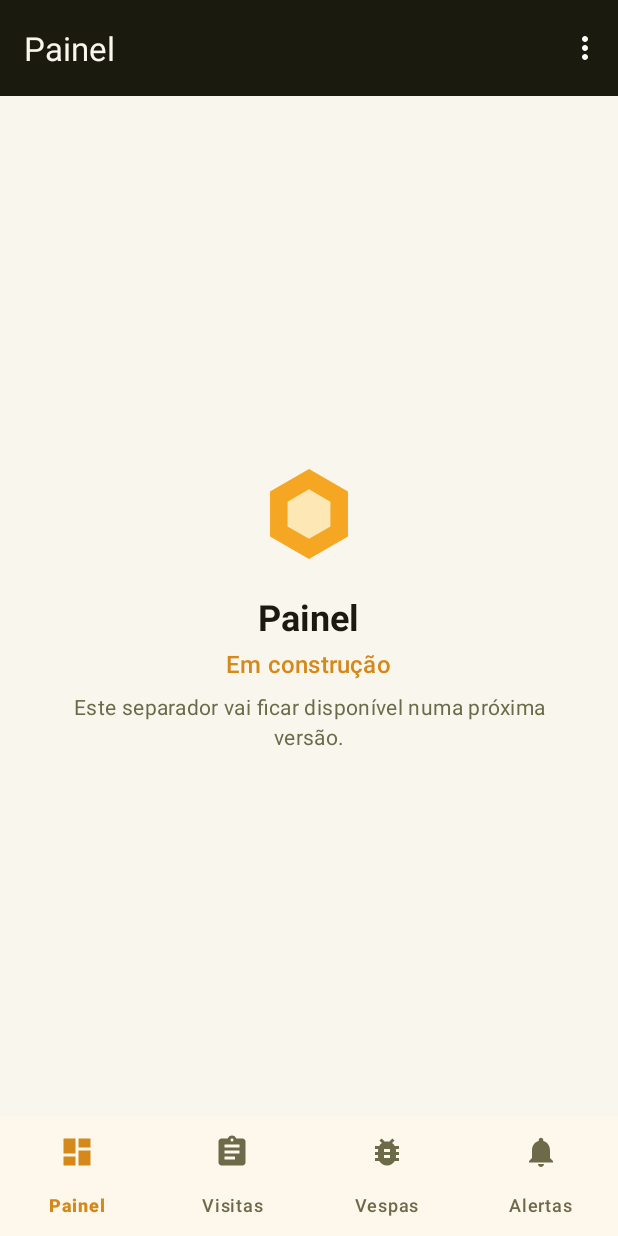
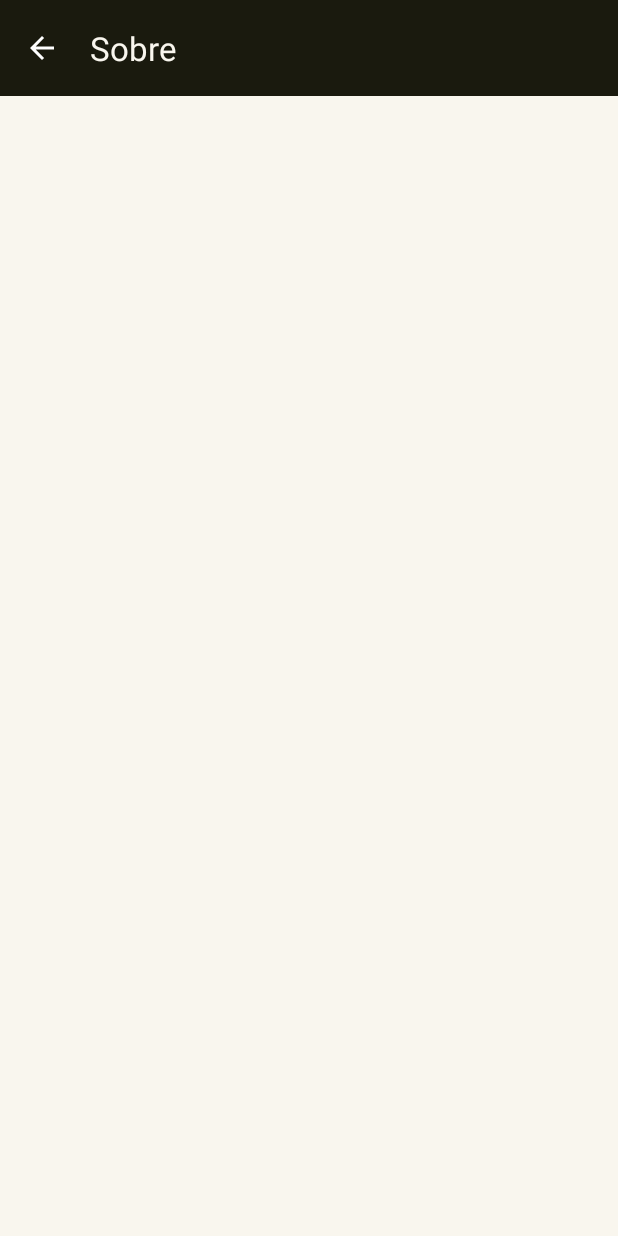
Before and after one commit to aluno27454/ApisField, an Android app: the screen it shows after launch (MainActivity before the commit, SobreActivity after it), in the options menu, after a tap on "Sobre", on a phone screen of 412 x 824 dp. Run offline under Robolectric (Android 15) with nearby library versions, the phone set to English and light mode, and no system bars; our stand-ins replace navigation-ui.

Commit message:
feat(sobre): abrir o ecrã Sobre a partir do menu
SobreActivity com toolbar e seta de voltar, registada no manifesto e aberta pela opção Sobre do menu da MainActivity. O conteúdo é acrescentado nos commits seguintes.

```diff
--- a/app/src/main/AndroidManifest.xml
+++ b/app/src/main/AndroidManifest.xml
@@ -28,6 +28,12 @@
                 <category android:name="android.intent.category.LAUNCHER" />
             </intent-filter>
         </activity>
+
+        <!-- Ecrã Sobre, aberto pelo menu da MainActivity. Não é exportado: só a própria app o abre. -->
+        <activity
+            android:name=".ui.sobre.SobreActivity"
+            android:exported="false"
+            android:label="@string/sobre_titulo" />
     </application>
 
 </manifest>
--- a/app/src/main/java/pt/uptomar/dam2026/apisfield/MainActivity.kt
+++ b/app/src/main/java/pt/uptomar/dam2026/apisfield/MainActivity.kt
@@ -1,5 +1,6 @@
 package pt.uptomar.dam2026.apisfield
 
+import android.content.Intent
 import android.os.Bundle
 import android.view.Menu
 import android.view.MenuItem
@@ -13,6 +14,7 @@ import androidx.navigation.ui.AppBarConfiguration
 import androidx.navigation.ui.setupActionBarWithNavController
 import androidx.navigation.ui.setupWithNavController
 import pt.uptomar.dam2026.apisfield.databinding.ActivityMainBinding
+import pt.uptomar.dam2026.apisfield.ui.sobre.SobreActivity
 
 /**
  * Ecrã principal da app, mostrado depois do login.
@@ -72,8 +74,12 @@ class MainActivity : AppCompatActivity() {
     }
 
     override fun onOptionsItemSelected(item: MenuItem): Boolean = when (item.itemId) {
-        // As ações do menu são implementadas nas issues #2 (Sobre) e #5 (Terminar sessão).
-        R.id.acaoSobre, R.id.acaoTerminarSessao -> true
+        R.id.acaoSobre -> {
+            startActivity(Intent(this, SobreActivity::class.java))
+            true
+        }
+        // A ação de terminar sessão é implementada na issue #5.
+        R.id.acaoTerminarSessao -> true
         else -> super.onOptionsItemSelected(item)
     }
 }
--- /dev/null
+++ b/app/src/main/java/pt/uptomar/dam2026/apisfield/ui/sobre/SobreActivity.kt
@@ -0,0 +1,64 @@
+package pt.uptomar.dam2026.apisfield.ui.sobre
+
+import android.os.Bundle
+import androidx.activity.enableEdgeToEdge
+import androidx.appcompat.app.AppCompatActivity
+import androidx.core.view.ViewCompat
+import androidx.core.view.WindowInsetsCompat
+import androidx.core.view.updatePadding
+import pt.uptomar.dam2026.apisfield.databinding.ActivitySobreBinding
+
+/**
+ * Ecrã **Sobre**, obrigatório pelas regras da UC.
+ *
+ * Identifica o trabalho (curso, unidade curricular, ano letivo e instituição), os autores
+ * (n.º, nome e fotografia), a versão da app e as bibliotecas e código de terceiros usados,
+ * com a respetiva origem. É aberto a partir do menu da barra superior da
+ * [pt.uptomar.dam2026.apisfield.MainActivity].
+ *
+ * O conteúdo é fixo, por isso não há estado a guardar quando o ecrã roda: a posição do scroll
+ * é reposta pelo próprio `ScrollView`, porque tem um id no layout.
+ */
+class SobreActivity : AppCompatActivity() {
+
+    private lateinit var binding: ActivitySobreBinding
+
+    override fun onCreate(savedInstanceState: Bundle?) {
+        super.onCreate(savedInstanceState)
+        enableEdgeToEdge()
+        binding = ActivitySobreBinding.inflate(layoutInflater)
+        setContentView(binding.root)
+        aplicarMargensDoSistema()
+
+        setSupportActionBar(binding.toolbar)
+        supportActionBar?.setDisplayHomeAsUpEnabled(true)
+    }
+
+    /**
+     * Seta de "voltar" da toolbar: fecha este ecrã e regressa à MainActivity que já está aberta.
+     *
+     * Não se usa `android:parentActivityName` no manifesto porque, com o modo de lançamento normal,
+     * a MainActivity seria recriada e perdia-se o separador que estava escolhido.
+     */
+    override fun onSupportNavigateUp(): Boolean {
+        finish()
+        return true
+    }
+
+    /**
+     * Com o ecrã de ponta a ponta (edge-to-edge), o conteúdo desenha-se por baixo das barras
+     * do sistema. Aqui afasta-se a toolbar da barra de estado e o conteúdo da barra de navegação.
+     * Os lados também contam: em modo paisagem a barra de navegação e o recorte da câmara
+     * podem ficar à esquerda ou à direita.
+     */
+    private fun aplicarMargensDoSistema() {
+        ViewCompat.setOnApplyWindowInsetsListener(binding.root) { _, insets ->
+            val margens = insets.getInsets(
+                WindowInsetsCompat.Type.systemBars() or WindowInsetsCompat.Type.displayCutout()
+            )
+            binding.toolbar.updatePadding(left = margens.left, top = margens.top, right = margens.right)
+            binding.scrollSobre.updatePadding(left = margens.left, right = margens.right, bottom = margens.bottom)
+            insets
+        }
+    }
+}
--- /dev/null
+++ b/app/src/main/res/layout/activity_sobre.xml
@@ -0,0 +1,35 @@
+<?xml version="1.0" encoding="utf-8"?>
+<!-- Ecrã Sobre: toolbar no topo e, por baixo, o conteúdo com scroll (cabe em ecrãs pequenos e em paisagem). -->
+<LinearLayout xmlns:android="http://schemas.android.com/apk/res/android"
+    xmlns:app="http://schemas.android.com/apk/res-auto"
+    android:layout_width="match_parent"
+    android:layout_height="match_parent"
+    android:background="@color/claro"
+    android:orientation="vertical">
+
+    <com.google.android.material.appbar.MaterialToolbar
+        android:id="@+id/toolbar"
+        android:layout_width="match_parent"
+        android:layout_height="wrap_content"
+        android:background="@color/escuro"
+        android:minHeight="?attr/actionBarSize"
+        android:theme="@style/ThemeOverlay.ApisField.Toolbar"
+        app:titleTextColor="@color/claro" />
+
+    <!-- O id permite ao ScrollView repor sozinho a posição do scroll quando o ecrã roda. -->
+    <ScrollView
+        android:id="@+id/scrollSobre"
+        android:layout_width="match_parent"
+        android:layout_height="0dp"
+        android:layout_weight="1"
+        android:clipToPadding="false">
+
+        <LinearLayout
+            android:id="@+id/conteudo"
+            android:layout_width="match_parent"
+            android:layout_height="wrap_content"
+            android:orientation="vertical"
+            android:padding="24dp" />
+    </ScrollView>
+
+</LinearLayout>
--- a/app/src/main/res/values/strings.xml
+++ b/app/src/main/res/values/strings.xml
@@ -11,6 +11,9 @@
     <string name="menu_sobre">Sobre</string>
     <string name="menu_terminar_sessao">Terminar sessão</string>
 
+    <!-- Ecrã Sobre -->
+    <string name="sobre_titulo">Sobre</string>
+
     <!-- Ecrã temporário -->
     <string name="em_construcao">Em construção</string>
     <string name="em_construcao_descricao">Este separador vai ficar disponível numa próxima versão.</string>
```
